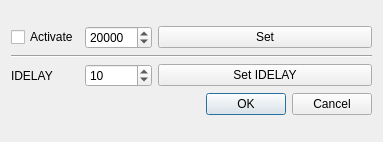
Above: SpidrMpx3Eq/testpulses.ui from navrit/dexter before the change. Below: the same form after it.
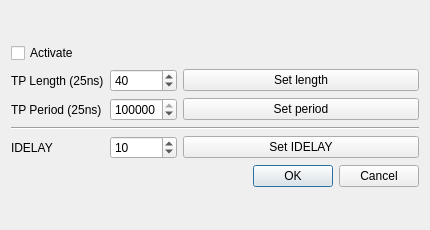
That is the form after the change.

Diff of the .ui file:
```diff
--- a/SpidrMpx3Eq/testpulses.ui
+++ b/SpidrMpx3Eq/testpulses.ui
@@ -6,8 +6,8 @@
    <rect>
     <x>0</x>
     <y>0</y>
-    <width>383</width>
-    <height>142</height>
+    <width>430</width>
+    <height>230</height>
    </rect>
   </property>
   <property name="windowTitle">
@@ -19,42 +19,38 @@
   <layout class="QVBoxLayout" name="verticalLayout">
    <item>
     <layout class="QGridLayout" name="gridLayout">
-     <item row="0" column="0">
-      <widget class="QCheckBox" name="activateCheckBox">
-       <property name="text">
-        <string>Activate</string>
-       </property>
-      </widget>
-     </item>
-     <item row="0" column="1">
-      <widget class="QSpinBox" name="spinBox">
-       <property name="maximum">
-        <number>200000</number>
-       </property>
-       <property name="singleStep">
-        <number>200</number>
-       </property>
-       <property name="value">
-        <number>20000</number>
-       </property>
-      </widget>
-     </item>
-     <item row="0" column="2">
-      <widget class="QPushButton" name="pushButtonSet">
-       <property name="text">
-        <string>Set</string>
-       </property>
-      </widget>
-     </item>
-     <item row="1" column="0" colspan="3">
+     <item row="3" column="0" colspan="3">
       <widget class="Line" name="line">
        <property name="orientation">
         <enum>Qt::Horizontal</enum>
        </property>
       </widget>
      </item>
-     <item row="2" column="1">
-      <widget class="QSpinBox" name="spinBox_2">
+     <item row="1" column="2">
+      <widget class="QPushButton" name="pushButton_setLength">
+       <property name="toolTip">
+        <string>Default 20000 : 0.5 ms</string>
+       </property>
+       <property name="text">
+        <string>Set length</string>
+       </property>
+      </widget>
+     </item>
+     <item row="1" column="1">
+      <widget class="QSpinBox" name="spinBox_length">
+       <property name="maximum">
+        <number>2147483647</number>
+       </property>
+       <property name="singleStep">
+        <number>1000</number>
+       </property>
+       <property name="value">
+        <number>40</number>
+       </property>
+      </widget>
+     </item>
+     <item row="4" column="1">
+      <widget class="QSpinBox" name="spinBox_idelay">
        <property name="maximum">
         <number>31</number>
        </property>
@@ -63,14 +59,21 @@
        </property>
       </widget>
      </item>
-     <item row="2" column="2">
-      <widget class="QPushButton" name="pushButton">
+     <item row="0" column="0">
+      <widget class="QCheckBox" name="activateCheckBox">
        <property name="text">
-        <string>Set IDELAY</string>
+        <string>Activate</string>
        </property>
       </widget>
      </item>
-     <item row="3" column="2">
+     <item row="4" column="0">
+      <widget class="QLabel" name="label">
+       <property name="text">
+        <string>IDELAY</string>
+       </property>
+      </widget>
+     </item>
+     <item row="5" column="2">
       <widget class="QDialogButtonBox" name="buttonBox">
        <property name="orientation">
         <enum>Qt::Horizontal</enum>
@@ -80,10 +83,47 @@
        </property>
       </widget>
      </item>
+     <item row="4" column="2">
+      <widget class="QPushButton" name="pushButton_setIDELAY">
+       <property name="text">
+        <string>Set IDELAY</string>
+       </property>
+      </widget>
+     </item>
+     <item row="1" column="0">
+      <widget class="QLabel" name="label_2">
+       <property name="text">
+        <string>TP Length (25ns)</string>
+       </property>
+      </widget>
+     </item>
      <item row="2" column="0">
-      <widget class="QLabel" name="label">
+      <widget class="QLabel" name="label_3">
        <property name="text">
-        <string>IDELAY</string>
+        <string>TP Period (25ns)</string>
+       </property>
+      </widget>
+     </item>
+     <item row="2" column="1">
+      <widget class="QSpinBox" name="spinBox_period">
+       <property name="maximum">
+        <number>2147483647</number>
+       </property>
+       <property name="singleStep">
+        <number>1000</number>
+       </property>
+       <property name="value">
+        <number>200000</number>
+       </property>
+      </widget>
+     </item>
+     <item row="2" column="2">
+      <widget class="QPushButton" name="pushButton_setPeriod">
+       <property name="toolTip">
+        <string>Default 200000 : 5 ms</string>
+       </property>
+       <property name="text">
+        <string>Set period</string>
        </property>
       </widget>
      </item>
```
Left out of the diff: 9 changed lines with no effect on the pictures.
